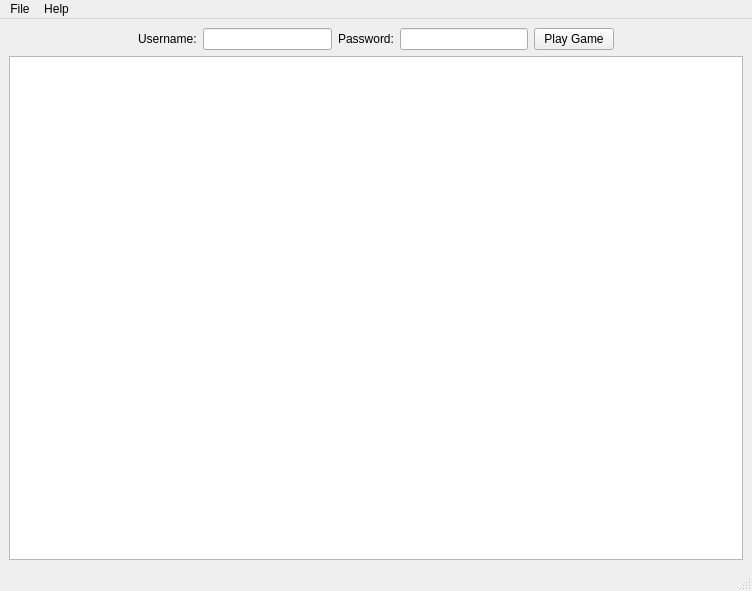
Qt form ui/mainwindow.ui (greghaynes/QTcpPlanetWars) before a commit.
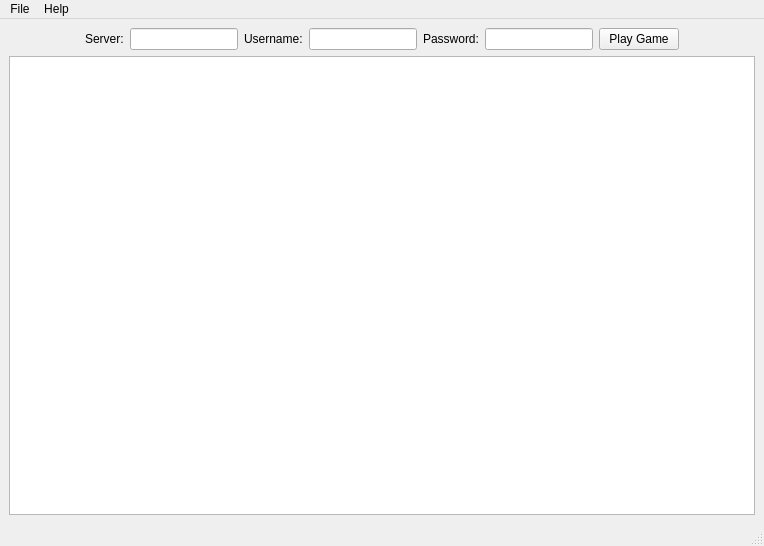
The same form after that commit.

Commit message: Added server field to main window

```diff
--- a/ui/mainwindow.ui
+++ b/ui/mainwindow.ui
@@ -6,8 +6,8 @@
    <rect>
     <x>0</x>
     <y>0</y>
-    <width>752</width>
-    <height>591</height>
+    <width>764</width>
+    <height>546</height>
    </rect>
   </property>
   <property name="windowTitle">
@@ -30,6 +30,16 @@
         </property>
        </spacer>
       </item>
+      <item>
+       <widget class="QLabel" name="label_3">
+        <property name="text">
+         <string>Server:</string>
+        </property>
+       </widget>
+      </item>
+      <item>
+       <widget class="QLineEdit" name="serverLineEdit"/>
+      </item>
       <item>
        <widget class="QLabel" name="label">
         <property name="text">
@@ -86,7 +96,7 @@
     <rect>
      <x>0</x>
      <y>0</y>
-     <width>752</width>
+     <width>764</width>
      <height>23</height>
     </rect>
    </property>
```
The commit also changes 1 other file.
